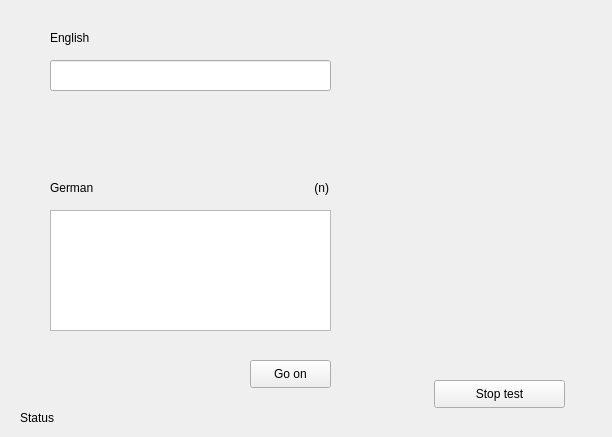
Above: test.ui from nikolai-baschinski/UVT before the change. Below: the same form after it.
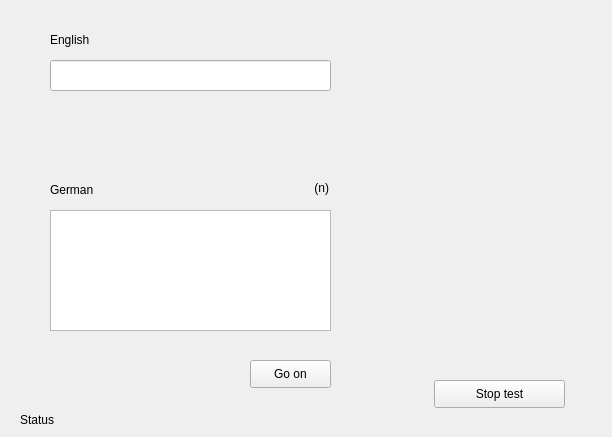
That is the form after the change.

Diff of the .ui file:
```diff
--- a/test.ui
+++ b/test.ui
@@ -39,7 +39,7 @@
      <x>50</x>
      <y>30</y>
      <width>49</width>
-     <height>16</height>
+     <height>20</height>
     </rect>
    </property>
    <property name="text">
@@ -52,7 +52,7 @@
      <x>50</x>
      <y>180</y>
      <width>49</width>
-     <height>16</height>
+     <height>20</height>
     </rect>
    </property>
    <property name="text">
@@ -116,7 +116,7 @@
      <x>20</x>
      <y>410</y>
      <width>381</width>
-     <height>16</height>
+     <height>20</height>
     </rect>
    </property>
    <property name="text">
```
